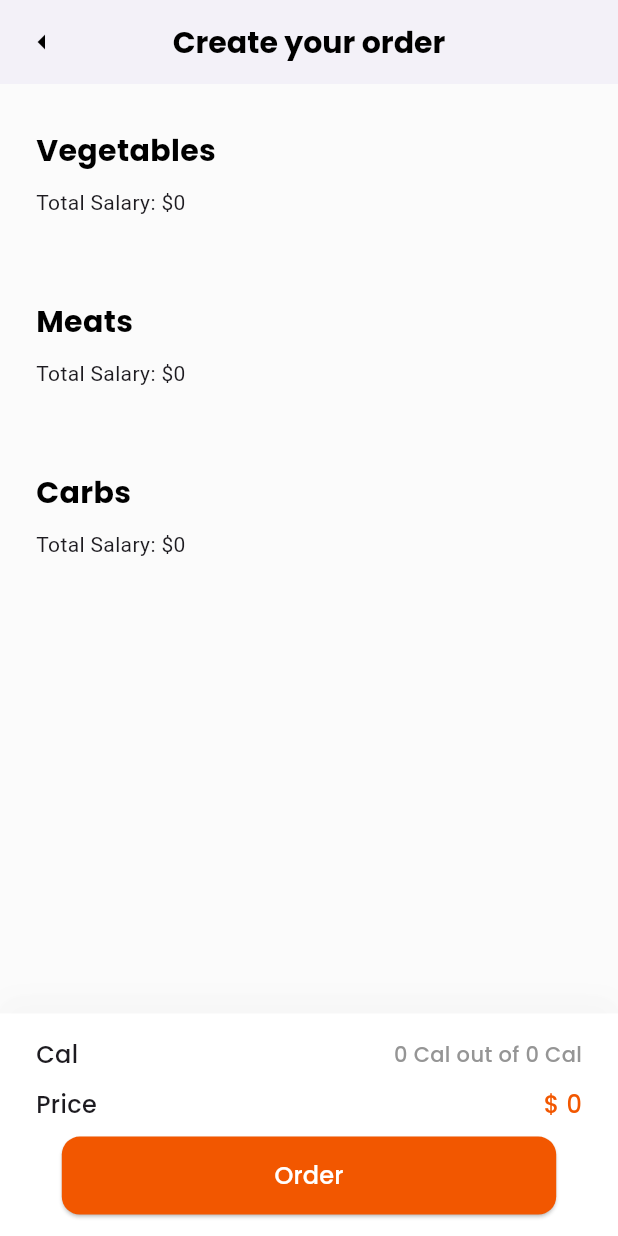
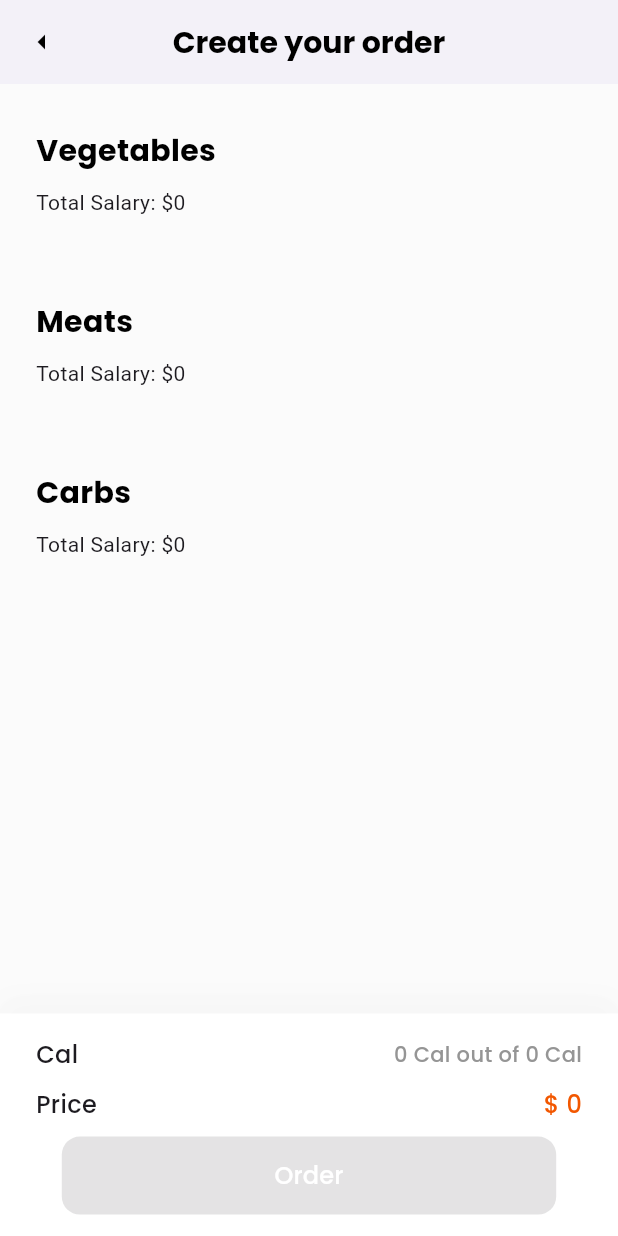
Before and after one commit to Eslamadelelkhouly/Balanced-Meal, a Flutter app: the HomeView screen opened directly with empty values, on a phone screen of 412 x 824 dp. Run offline on Flutter 3.47's test engine with Material 3 defaults, Android fonts, the phone set to English and light mode, and no system bars; drawn by our look-alikes of modal_progress_hud_nsn; our stand-ins replace bloc, cached_network_image, cloud_firestore, dartz, dropdown_button2, dropdown_textfield and 4 more; accounts and stored records are empty.

Commit message:
finish logic home view

```diff
--- a/lib/features/Home/presentation/views/widgets/container_info_bottom.dart
+++ b/lib/features/Home/presentation/views/widgets/container_info_bottom.dart
@@ -1,8 +1,7 @@
+import 'dart:developer';
 import 'package:balancedmeal/core/utils/app_color.dart';
 import 'package:balancedmeal/core/utils/style.dart';
 import 'package:balancedmeal/core/widgets/custpm_button.dart';
-import 'package:balancedmeal/features/Home/data/repos/get_product_repo_implementaion.dart';
-import 'package:balancedmeal/features/Home/presentation/views/widgets/row_of_container_circule.dart';
 import 'package:flutter/material.dart';
 
 class ContainerInfoBottom extends StatelessWidget {
@@ -12,12 +11,16 @@ class ContainerInfoBottom extends StatelessWidget {
     required this.sumsallary,
     required this.sumcal,
   });
+
   final String cal;
   final String sumsallary;
   final String sumcal;
 
   @override
   Widget build(BuildContext context) {
+    // احسب النسبة مرة واحدة
+    final double percentage = calculatePercentage(cal: cal, sumcal: sumcal);
+
     return Container(
       width: double.infinity,
       height: MediaQuery.of(context).size.height * 0.18,
@@ -36,9 +39,7 @@ class ContainerInfoBottom extends StatelessWidget {
         padding: const EdgeInsets.symmetric(horizontal: 24),
         child: Column(
           children: [
-            SizedBox(
-              height: 16,
-            ),
+            const SizedBox(height: 16),
             Row(
               children: [
                 Text(
@@ -47,16 +48,14 @@ class ContainerInfoBottom extends StatelessWidget {
                 ),
                 const Spacer(),
                 Text(
-                  '${sumcal} Cal out of ${cal} Cal',
+                  '$sumcal Cal out of $cal Cal',
                   style: AppStyle.textStylesemibold50014poppins.copyWith(
                     color: const Color(0xff959595),
                   ),
                 ),
               ],
             ),
-            SizedBox(
-              height: 10,
-            ),
+            const SizedBox(height: 10),
             Row(
               children: [
                 Text(
@@ -65,30 +64,32 @@ class ContainerInfoBottom extends StatelessWidget {
                 ),
                 const Spacer(),
                 Text(
-                  '\$ ${sumsallary}',
+                  '\$ $sumsallary',
                   style: AppStyle.textStylesemibold50016poppins.copyWith(
                     color: AppColor.orange,
                   ),
                 ),
               ],
             ),
-            SizedBox(
-              height: 10,
-            ),
+            const SizedBox(height: 10),
             CustomButton(
               text: 'Order',
-              onPressed: () {
-                GetProductRepoImplementaion().getProduct();
-              },
+              onPressed: () {},
               width: MediaQuery.of(context).size.width * 0.8,
               height: 52,
               textColor: Colors.white,
               backgrounColor: AppColor.orange,
-              statebutton: true,
+              statebutton: percentage > 0.1,
             ),
           ],
         ),
       ),
     );
   }
+
+  double calculatePercentage({required String cal, required String sumcal}) {
+    final double calValue = double.tryParse(cal) ?? 1;
+    final double sumCalValue = double.tryParse(sumcal) ?? 0;
+    return sumCalValue / calValue;
+  }
 }
--- a/lib/features/Home/presentation/views/widgets/home_view_body.dart
+++ b/lib/features/Home/presentation/views/widgets/home_view_body.dart
@@ -1,4 +1,5 @@
-// ✅ HomeViewBody.dart
+import 'dart:developer';
+
 import 'package:balancedmeal/core/utils/app_color.dart';
 import 'package:balancedmeal/features/Home/data/models/product_model.dart';
 import 'package:balancedmeal/features/Home/presentation/manager/cubit/get_product_cubit.dart';
@@ -34,6 +35,10 @@ class _HomeViewBodyState extends State<HomeViewBody> {
   final ValueNotifier<int> totalAllSalariesNotifier = ValueNotifier<int>(0);
   final ValueNotifier<int> totalAllCaloriesNotifier = ValueNotifier<int>(0);
 
+  List<ProductItem> selectedVegetables = [];
+  List<ProductItem> selectedMeats = [];
+  List<ProductItem> selectedCarbs = [];
+
   void updateTotals() {
     totalAllSalariesNotifier.value =
         vegetablesNotifier.value + meatsNotifier.value + carbsNotifier.value;
@@ -62,7 +67,10 @@ class _HomeViewBodyState extends State<HomeViewBody> {
       },
       builder: (context, state) {
         return ModalProgressHUD(
-          color: AppColor.orange,
+          progressIndicator: const CircularProgressIndicator(
+            color: AppColor.orange,
+          ),
+          color: AppColor.orangelight,
           inAsyncCall: state is GetProductLoading,
           child: SizedBox(
             height: MediaQuery.of(context).size.height,
@@ -86,6 +94,9 @@ class _HomeViewBodyState extends State<HomeViewBody> {
                             vegetablesCalories.value = calories;
                             updateTotals();
                           },
+                          onSelectedProductsChanged: (products) {
+                            selectedVegetables = products;
+                          },
                         ),
                         const SizedBox(height: 24),
                         CustomListView(
@@ -97,6 +108,9 @@ class _HomeViewBodyState extends State<HomeViewBody> {
                             meatsCalories.value = calories;
                             updateTotals();
                           },
+                          onSelectedProductsChanged: (products) {
+                            selectedMeats = products;
+                          },
                         ),
                         const SizedBox(height: 24),
                         CustomListView(
@@ -107,6 +121,9 @@ class _HomeViewBodyState extends State<HomeViewBody> {
                             carbsNotifier.value = salary;
                             carbsCalories.value = calories;
                             updateTotals();
+                          },
+                          onSelectedProductsChanged: (products) {
+                            selectedCarbs = products;
                           },
                         ),
                         const SizedBox(height: 24),
@@ -120,14 +137,19 @@ class _HomeViewBodyState extends State<HomeViewBody> {
                     return ValueListenableBuilder<int>(
                       valueListenable: totalAllCaloriesNotifier,
                       builder: (context, totalCalories, _) {
+                        final allSelectedProducts = [
+                          ...selectedVegetables,
+                          ...selectedMeats,
+                          ...selectedCarbs
+                        ];
+                        log('allSelectedProducts: ${allSelectedProducts.toString()}');
                         return Positioned(
                           bottom: 0,
                           left: 0,
                           right: 0,
                           child: ContainerInfoBottom(
                             cal: widget.cal.toInt().toString(),
-                            sumsallary:
-                                totalAllCaloriesNotifier.value.toString(),
+                            sumsallary: totalSalary.toString(),
                             sumcal: totalCalories.toString(),
                           ),
                         );
```
Also changed, not shown: lib/features/Home/presentation/views/widgets/card_item.dart (+7 -4 lines), lib/features/Home/presentation/views/widgets/custom_list_view.dart (+24 -4 lines).
